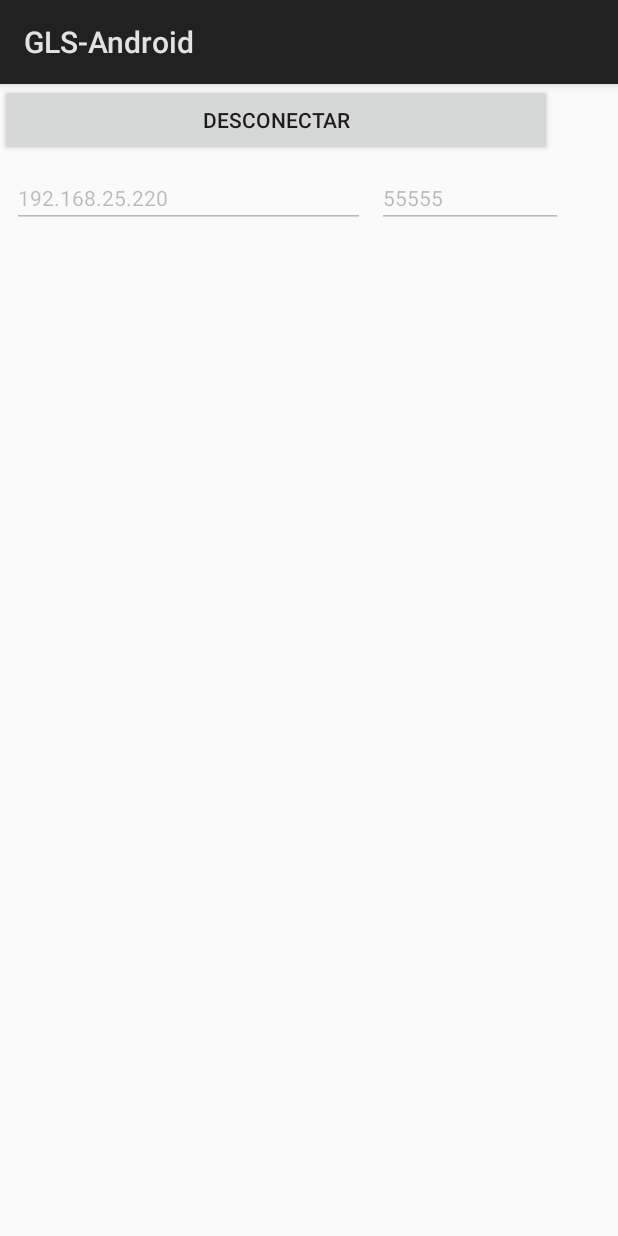
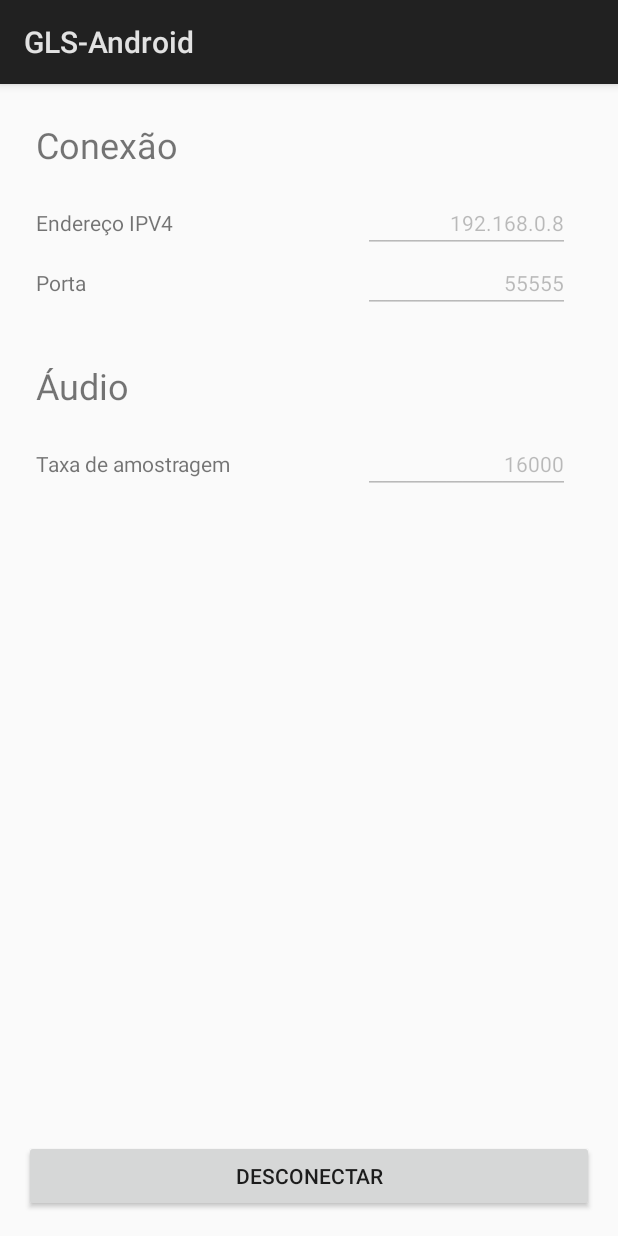
Before and after one commit to HugoSart/gls-android, an Android app: the screen it shows after launch (MainActivity), after a tap on "CONECTAR", on a phone screen of 412 x 824 dp. Run offline under Robolectric (Android 15) with nearby library versions, the phone set to English and light mode, and no system bars; 1 statement that could not run was skipped.

Commit message:
Código refatorado

```diff
--- a/app/src/main/java/com/hugovs/gls/activity/MainActivity.java
+++ b/app/src/main/java/com/hugovs/gls/activity/MainActivity.java
@@ -2,6 +2,7 @@ package com.hugovs.gls.activity;
 
 import android.Manifest;
 import android.app.Activity;
+import android.content.SharedPreferences;
 import android.content.pm.PackageManager;
 import android.os.Bundle;
 import android.util.Log;
@@ -20,14 +21,16 @@ public class MainActivity extends Activity {
 
     // Views
     private Button btConnect;
-    private EditText etIP, etPort;
+    private EditText etIP, etPort, etSampleRate;
 
     private AudioStreamerClient streamer;
+    private SharedPreferences sharedPreferences;
 
     @Override
     protected void onCreate(Bundle savedInstanceState) {
         super.onCreate(savedInstanceState);
         setContentView(R.layout.activity_main);
+        sharedPreferences = getSharedPreferences("GLS-Android", MODE_PRIVATE);
 
         // Custom code
         checkPermissions();
@@ -50,10 +53,14 @@ public class MainActivity extends Activity {
         btConnect = findViewById(R.id.btConnect);
         etIP = findViewById(R.id.etIP);
         etPort = findViewById(R.id.etPort);
+        etSampleRate = findViewById(R.id.etSampleRate);
+        etIP.setText(sharedPreferences.getString("ip", "192.168.0.8"));
+        etPort.setText(sharedPreferences.getString("port", "55555"));
+        etSampleRate.setText(sharedPreferences.getString("sample_rate", "16000"));
     }
 
     private void setupAudioStreamerClient() {
-        streamer = new AudioStreamerClient(16000);
+        streamer = new AudioStreamerClient(Integer.valueOf(etSampleRate.getText().toString()));
         streamer.setListener(new BaseAsyncTaskListener<Void, Void, Void>() {
 
             @Override
@@ -64,20 +71,26 @@ public class MainActivity extends Activity {
             @Override
             public void onPostExecute(Void o) {
                 setupConnectionViews(false);
-                Log.d("GLS", "foi");
             }
 
             @Override
             public void onCancelled() {
                 setupConnectionViews(false);
-                Log.d("GLS", "foi");
             }
 
         });
 
         btConnect.setOnClickListener(v -> {
+            if (sharedPreferences != null)
+                sharedPreferences.edit()
+                        .putString("ip", etIP.getText().toString())
+                        .putString("port", etPort.getText().toString())
+                        .putString("sample_rate", etSampleRate.getText().toString())
+                        .apply();
+
             if (!streamer.isRecording()) {
                 try {
+                    streamer.setSampleRate(Integer.valueOf(etSampleRate.getText().toString()));
                     streamer.start(InetAddress.getByName(etIP.getText().toString()), Integer.valueOf(etPort.getText().toString()));
                 } catch (IOException e) {
                     e.printStackTrace();
@@ -94,6 +107,7 @@ public class MainActivity extends Activity {
     private void setupConnectionViews(boolean connected) {
         etIP.setEnabled(!connected);
         etPort.setEnabled(!connected);
+        etSampleRate.setEnabled(!connected);
         btConnect.setText(connected ? getString(R.string.disconnect) : getString(R.string.connect));
     }
 
--- a/app/src/main/java/com/hugovs/gls/streamer/AudioRecorder.java
+++ b/app/src/main/java/com/hugovs/gls/streamer/AudioRecorder.java
@@ -3,10 +3,13 @@ package com.hugovs.gls.streamer;
 import android.media.AudioRecord;
 import android.util.Log;
 
-import java.io.IOException;
+import com.hugovs.gls.util.ByteUtils;
+import com.hugovs.gls.util.StringUtils;
+
 import java.io.InputStream;
 import java.io.OutputStream;
 import java.util.ArrayList;
+import java.util.Calendar;
 import java.util.Collection;
 
 /**
@@ -32,6 +35,10 @@ public class AudioRecorder {
         // Initialize record
         this.record = new AudioRecord(audioSource, sampleRateInHz, channelConfig, audioFormat, bufferSizeInBytes * 10);
 
+        // Debug
+        Log.d("GLS", "Channel count: " + record.getChannelCount());
+        Log.d("GLS", "Format: " + record.getFormat().toString());
+
     }
 
     /**
@@ -40,7 +47,7 @@ public class AudioRecorder {
     public void startRecording() {
         Log.d("GLS", "Starting audio recorder ...");
         record.startRecording();
-        task = new AudioRecordThread(record);
+        task = new AudioRecordThread(record, minBuffSize);
         task.listeners = listeners;
         task.start();
         Log.d("GLS","Audio recorder started!");
@@ -91,11 +98,13 @@ public class AudioRecorder {
      */
     private static class AudioRecordThread extends Thread {
 
-        private AudioRecord record;
+        private final AudioRecord record;
         private Collection<Listener> listeners = new ArrayList<>();
+        private final int minBuffSize;
 
-        AudioRecordThread(AudioRecord record) {
+        AudioRecordThread(AudioRecord record, int minBuffSize) {
             this.record = record;
+            this.minBuffSize = minBuffSize;
         }
 
         public void addListener(Listener listener) {
@@ -111,8 +120,12 @@ public class AudioRecorder {
 
             // Records and write to the buffer until the thread be interrupted.
             while (!isInterrupted() && record.getRecordingState() == AudioRecord.RECORDSTATE_RECORDING) {
-                byte[] b = new byte[1280];
-                record.read(b, 0, b.length);
+                byte[] b = new byte[minBuffSize + 16];
+                record.read(b, 16, b.length - 16);
+
+                long timestamp = Calendar.getInstance().getTimeInMillis();
+                byte[] timestampBytes = ByteUtils.longToBytes(timestamp);
+                System.arraycopy(timestampBytes, 0, b, 8, 8);
 
                 for (Listener listener : listeners)
                     listener.onDataReceived(b);
--- a/app/src/main/java/com/hugovs/gls/streamer/AudioStreamerClient.java
+++ b/app/src/main/java/com/hugovs/gls/streamer/AudioStreamerClient.java
@@ -19,15 +19,17 @@ public class AudioStreamerClient {
 
     private AudioStreamingTask task;
     private AudioRecorder audioRecorder;
-    private DataStreamer streamer;
 
     private AsyncTaskListener<Void, Void, Void> listener;
 
     // Audio properties
     private int minBufSize;
-    private final int sampleRate;
+    private int sampleRate;
     private final int channelConfig;
     private final int audioFormat;
+
+    // Other properties
+    private long id;
 
     public AudioStreamerClient() {
         this(16000);
@@ -42,7 +44,14 @@ public class AudioStreamerClient {
         this.channelConfig = channelConfig;
         this.audioFormat = audioFormat;
         this.minBufSize = AudioRecord.getMinBufferSize(sampleRate, channelConfig, audioFormat);
-        Log.d("GLS", "Minimum buffer size: " + minBufSize);
+    }
+
+    public void setSampleRate(int sampleRate) {
+        this.sampleRate = sampleRate;
+    }
+
+    public int getSampleRate() {
+        return sampleRate;
     }
 
     /**
@@ -59,6 +68,11 @@ public class AudioStreamerClient {
      * @param port the remote port.
      */
     public void start(final InetAddress ipAddress, final int port) throws IOException {
+
+        Log.d("GLS", "Minimum buffer size: " + minBufSize);
+        Log.d("GLS", "Audio format: " + audioFormat);
+        Log.d("GLS", "Channel config: " + channelConfig);
+        Log.d("GLS", "Sample rate: " + sampleRate);
 
         if (port < 0 || port > 65535) throw new AssertionError("Invalid port");
         Log.d("GLS", "Starting GLS Android Client ...");
@@ -89,6 +103,14 @@ public class AudioStreamerClient {
      */
     public boolean isRecording() {
         return audioRecorder != null && audioRecorder.isRecording();
+    }
+
+    public void setId(long id) {
+        this.id = id;
+    }
+
+    public long getId() {
+        return id;
     }
 
     /**
--- a/app/src/main/java/com/hugovs/gls/streamer/listener/DataStreamer.java
+++ b/app/src/main/java/com/hugovs/gls/streamer/listener/DataStreamer.java
@@ -3,6 +3,7 @@ package com.hugovs.gls.streamer.listener;
 import android.util.Log;
 
 import com.hugovs.gls.streamer.AudioRecorder;
+import com.hugovs.gls.util.ByteUtils;
 import com.hugovs.gls.util.StringUtils;
 
 import java.io.IOException;
@@ -11,6 +12,9 @@ import java.net.DatagramPacket;
 import java.net.DatagramSocket;
 import java.net.InetAddress;
 import java.net.SocketException;
+import java.util.ArrayList;
+import java.util.Calendar;
+import java.util.Collection;
 
 /**
  * This class is the one who sends new stream data to the remote server.
@@ -20,6 +24,7 @@ public class DataStreamer implements AudioRecorder.Listener {
     private final DatagramSocket socket;
     private final InetAddress ipAddress;
     private final int port;
+    private final DatagramPacket packet;
 
     public DataStreamer(InetAddress ip, int port) {
         this.ipAddress = ip;
@@ -31,12 +36,16 @@ public class DataStreamer implements AudioRecorder.Listener {
             throw new IllegalArgumentException(e);
         }
 
+        packet = new DatagramPacket(new byte[0], 0, 0, ip, port);
+
     }
 
     @Override
     public void onDataReceived(byte[] data) {
-        DatagramPacket packet = new DatagramPacket(data, data.length, ipAddress, port);
+        // Get current timestamp
+
         try {
+            packet.setData(data);
             socket.send(packet);
         } catch (IOException e) {
             Log.e("GLS", "Failed to send packet", e);
--- /dev/null
+++ b/app/src/main/java/com/hugovs/gls/util/ByteUtils.java
@@ -0,0 +1,36 @@
+package com.hugovs.gls.util;
+
+import java.nio.ByteBuffer;
+
+/**
+ * Byte utilities.
+ *
+ * @author Hugo Sartori
+ */
+public class ByteUtils {
+
+    private static ByteBuffer buffer = ByteBuffer.allocate(Long.BYTES);
+
+    /**
+     * Converts a {@code long} into a {@code byte} array.
+     *
+     * @param x the number to be converted to bytes.
+     * @return the {@code byte} array.
+     */
+    public static byte[] longToBytes(long x) {
+        buffer.putLong(0, x);
+        return buffer.array();
+    }
+
+    /**
+     * Converts a {@code byte} array to a {@code long}.
+     *
+     * @param bytes the {@code byte} array to be converted.
+     * @return the {@code long} value.
+     */
+    public static long bytesToLong(byte[] bytes) {
+        buffer.put(bytes, 0, bytes.length);
+        buffer.flip();//need flip
+        return buffer.getLong();
+    }
+}
--- a/app/src/main/java/com/hugovs/gls/util/StringUtils.java
+++ b/app/src/main/java/com/hugovs/gls/util/StringUtils.java
@@ -1,6 +1,13 @@
 package com.hugovs.gls.util;
 
+/**
+ * String utilities.
+ *
+ * @author Hugo Sartori
+ */
 public class StringUtils {
+
+    private static final String HEXES = "0123456789ABCDEF";
 
     private StringUtils() {
         //no instance
@@ -8,6 +15,7 @@ public class StringUtils {
 
     /**
      * Converts a byte array into a hexadecimal string format.
+     *
      * @param byteArray the byte array to be converted to string.
      * @return the string of the byte array on hex format
      */
@@ -24,7 +32,12 @@ public class StringUtils {
         return prt.toString();
     }
 
-    static final String HEXES = "0123456789ABCDEF";
+    /**
+     * Get a hexadecimal {@link String} representation of a {@code byte} array.
+     *
+     * @param raw the {@code byte} array to be converted to a {@link String}.
+     * @return the hexadecimal {@link String}.
+     */
     private static String getHex( byte [] raw ) {
         if ( raw == null ) {
             return null;
--- a/app/src/main/java/com/hugovs/gls/util/ToastUtil.java
+++ b/app/src/main/java/com/hugovs/gls/util/ToastUtils.java
@@ -5,15 +5,18 @@ import android.widget.Toast;
 
 /**
  * Class that encapsulates the utilities for toast creation.
+ *
+ * @author Hugo Sartori
  */
-public class ToastUtil {
+public class ToastUtils {
 
-    private ToastUtil() {
+    private ToastUtils() {
         //no instance
     }
 
     /**
      * Show a toast.
+     *
      * @param activity the activity to be served as context.
      * @param toast the toast text.
      * @param length the toast duration.
--- a/app/src/main/java/com/hugovs/gls/util/asynctask/AsyncTaskListener.java
+++ b/app/src/main/java/com/hugovs/gls/util/asynctask/AsyncTaskListener.java
@@ -1,7 +1,9 @@
 package com.hugovs.gls.util.asynctask;
 
 /**
- * Interface that provide the observable methods of {@link ObservableAsyncTask}/
+ * Interface that provide the observable methods of {@link ObservableAsyncTask}.
+ *
+ * @author Hugo Sartori
  */
 public interface AsyncTaskListener<Params, Progress, Result> {
     void onPreExecute();
--- a/app/src/main/java/com/hugovs/gls/util/asynctask/BaseAsyncTaskListener.java
+++ b/app/src/main/java/com/hugovs/gls/util/asynctask/BaseAsyncTaskListener.java
@@ -2,6 +2,8 @@ package com.hugovs.gls.util.asynctask;
 
 /**
  * A simple {@link AsyncTaskListener} with dummy implementations.
+ *
+ * @author Hugo Sartori
  */
 public class BaseAsyncTaskListener<Params, Progress, Result> implements AsyncTaskListener<Params, Progress, Result> {
 
--- a/app/src/main/java/com/hugovs/gls/util/asynctask/ObservableAsyncTask.java
+++ b/app/src/main/java/com/hugovs/gls/util/asynctask/ObservableAsyncTask.java
@@ -4,6 +4,8 @@ import android.os.AsyncTask;
 
 /**
  * An {@link ObservableAsyncTask} is an {@link AsyncTask} that implements the observer pattern.
+ *
+ * @author Hugo Sartori
  */
 public abstract class ObservableAsyncTask<Params, Progress, Result> extends AsyncTask<Params, Progress, Result> {
 
--- a/app/src/main/res/layout/activity_main.xml
+++ b/app/src/main/res/layout/activity_main.xml
@@ -8,53 +8,160 @@
 
     <Button
         android:id="@+id/btConnect"
-        android:layout_width="368dp"
+        android:layout_width="0dp"
         android:layout_height="wrap_content"
+        android:layout_marginStart="16dp"
+        android:layout_marginEnd="16dp"
+        android:layout_marginBottom="16dp"
         android:text="@string/connect"
-        tools:layout_editor_absoluteX="8dp"
-        tools:layout_editor_absoluteY="8dp" />
+        app:layout_constraintBottom_toBottomOf="parent"
+        app:layout_constraintEnd_toEndOf="parent"
+        app:layout_constraintHorizontal_bias="0.0"
+        app:layout_constraintStart_toStartOf="parent" />
 
-    <EditText
-        android:id="@+id/etIP"
-        android:layout_width="235dp"
+    <LinearLayout
+        android:layout_width="match_parent"
         android:layout_height="wrap_content"
         android:layout_marginStart="8dp"
         android:layout_marginTop="8dp"
         android:layout_marginEnd="8dp"
-        android:layout_marginBottom="8dp"
+        android:orientation="vertical"
+        android:paddingEnd="16dp"
+        app:layout_constraintEnd_toEndOf="parent"
+        app:layout_constraintStart_toStartOf="parent"
+        app:layout_constraintTop_toTopOf="parent">
+
+        <TextView
+            android:id="@+id/tvConnection"
+            android:layout_width="wrap_content"
+            android:layout_height="wrap_content"
+            android:layout_marginStart="16dp"
+            android:layout_marginTop="16dp"
+            android:layout_marginBottom="16dp"
+            android:text="Conexão"
+            android:textSize="24sp"
+            app:layout_constraintStart_toStartOf="parent"
+            app:layout_constraintTop_toTopOf="parent" />
+
+        <LinearLayout
+            android:layout_width="match_parent"
+            android:layout_height="match_parent"
+            android:layout_marginLeft="16dp"
+            android:orientation="horizontal">
+
+            <TextView
+                android:id="@+id/tvIp"
+                android:layout_width="223dp"
+                android:layout_height="wrap_content"
+                android:layout_weight="1"
+                android:text="Endereço IPV4" />
+
+            <EditText
+                android:id="@+id/etIP"
+                android:layout_width="152dp"
+                android:layout_height="wrap_content"
+                android:layout_marginStart="8dp"
+                android:layout_marginEnd="8dp"
+                android:layout_weight="1"
                 android:digits="0123456789."
                 android:ems="10"
                 android:hint="@string/ip_address"
                 android:inputType="number"
                 android:maxLength="15"
                 android:text="192.168.25.220"
+                android:textAlignment="textEnd"
                 android:textSize="14sp"
-        app:layout_constraintBottom_toBottomOf="parent"
                 app:layout_constraintEnd_toEndOf="parent"
                 app:layout_constraintHorizontal_bias="0.0"
                 app:layout_constraintStart_toStartOf="parent"
-        app:layout_constraintTop_toBottomOf="@+id/btConnect"
-        app:layout_constraintVertical_bias="0.0" />
+                tools:layout_editor_absoluteY="34dp" />
+
+        </LinearLayout>
+
+        <LinearLayout
+            android:layout_width="match_parent"
+            android:layout_height="match_parent"
+            android:layout_marginLeft="16dp"
+            android:layout_marginBottom="16dp"
+            android:layout_weight="1"
+            android:orientation="horizontal">
+
+            <TextView
+                android:id="@+id/tvPort"
+                android:layout_width="223dp"
+                android:layout_height="wrap_content"
+                android:layout_weight="1"
+                android:text="Porta" />
 
             <EditText
                 android:id="@+id/etPort"
-        android:layout_width="124dp"
+                android:layout_width="152dp"
                 android:layout_height="wrap_content"
                 android:layout_marginStart="8dp"
-        android:layout_marginTop="8dp"
                 android:layout_marginEnd="8dp"
-        android:layout_marginBottom="8dp"
+                android:layout_weight="1"
                 android:ems="10"
                 android:hint="@string/port"
                 android:inputType="number"
                 android:maxLength="5"
                 android:text="55555"
+                android:textAlignment="textEnd"
                 android:textSize="14sp"
-        app:layout_constraintBottom_toBottomOf="parent"
+                app:layout_constraintEnd_toEndOf="parent"
+                app:layout_constraintHorizontal_bias="0.392"
+                app:layout_constraintStart_toEndOf="@+id/etIP"
+                tools:layout_editor_absoluteY="34dp" />
+
+        </LinearLayout>
+
+        <TextView
+            android:id="@+id/tvAudio"
+            android:layout_width="match_parent"
+            android:layout_height="wrap_content"
+            android:layout_marginStart="16dp"
+            android:layout_marginTop="16dp"
+            android:layout_marginBottom="16dp"
+            android:text="Áudio"
+            android:textSize="24sp"
+            app:layout_constraintStart_toStartOf="parent"
+            app:layout_constraintTop_toTopOf="parent" />
+
+        <LinearLayout
+            android:layout_width="match_parent"
+            android:layout_height="match_parent"
+            android:layout_marginLeft="16dp"
+            android:layout_weight="1"
+            android:orientation="horizontal">
+
+            <TextView
+                android:id="@+id/tvSampleRate"
+                android:layout_width="223dp"
+                android:layout_height="wrap_content"
+                android:layout_weight="1"
+                android:text="Taxa de amostragem" />
+
+            <EditText
+                android:id="@+id/etSampleRate"
+                android:layout_width="152dp"
+                android:layout_height="wrap_content"
+                android:layout_marginStart="8dp"
+                android:layout_marginEnd="8dp"
+                android:layout_weight="1"
+                android:digits="0123456789."
+                android:ems="10"
+                android:hint="@string/ip_address"
+                android:inputType="number"
+                android:maxLength="15"
+                android:text="16000"
+                android:textAlignment="textEnd"
+                android:textSize="14sp"
                 app:layout_constraintEnd_toEndOf="parent"
                 app:layout_constraintHorizontal_bias="0.0"
-        app:layout_constraintStart_toEndOf="@+id/etIP"
-        app:layout_constraintTop_toBottomOf="@+id/btConnect"
-        app:layout_constraintVertical_bias="0.0" />
+                app:layout_constraintStart_toStartOf="parent"
+                tools:layout_editor_absoluteY="34dp" />
+
+        </LinearLayout>
+
+    </LinearLayout>
 
 </android.support.constraint.ConstraintLayout>
```
Lines whose indentation alone changed are shown as unchanged.
